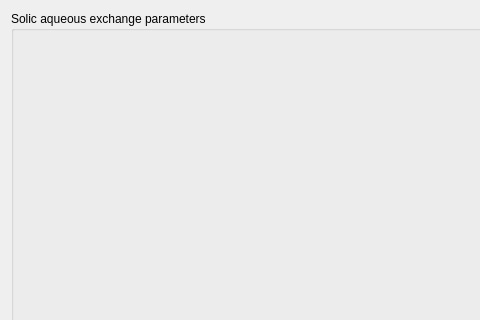
USEPA/GIFMod, file Codes/GUI/ExchangeParametersWindow.ui: the form before one commit; both pictures show x 0 to 480 and y 0 to 320 of the 714 by 775 pixel window.
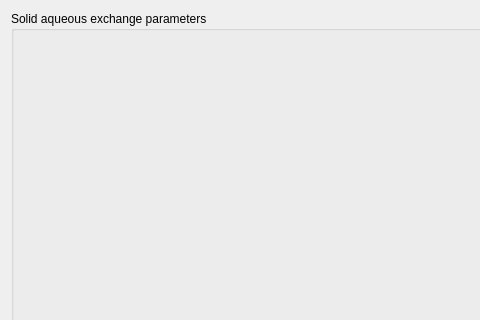
The form after the commit.

What changed in the file:
```diff
--- a/Codes/GUI/ExchangeParametersWindow.ui
+++ b/Codes/GUI/ExchangeParametersWindow.ui
@@ -29,7 +29,7 @@
       <bool>false</bool>
      </property>
      <property name="title">
-      <string>Solic aqueous exchange parameters</string>
+      <string>Solid aqueous exchange parameters</string>
      </property>
      <layout class="QVBoxLayout" name="verticalLayout_3">
       <item>
```
Left out of the diff: 2 changed lines with no effect on the pictures.
